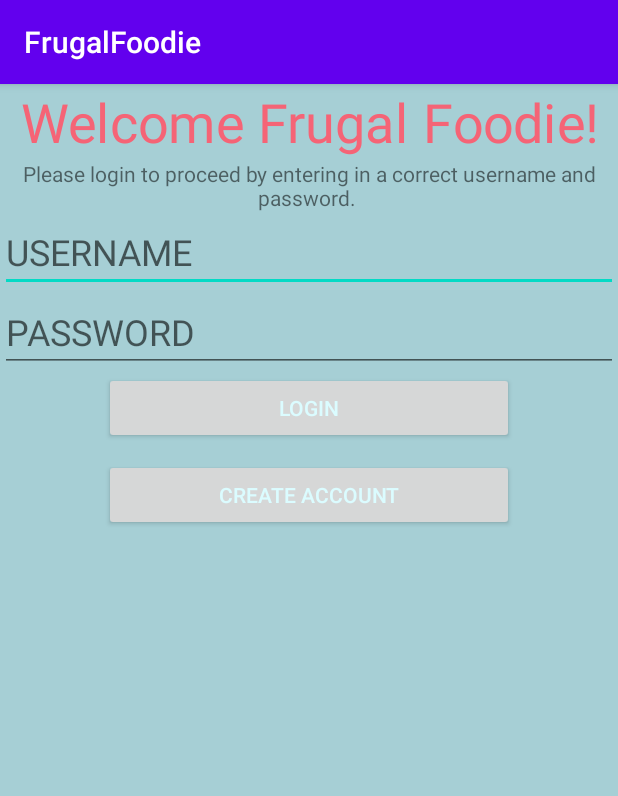
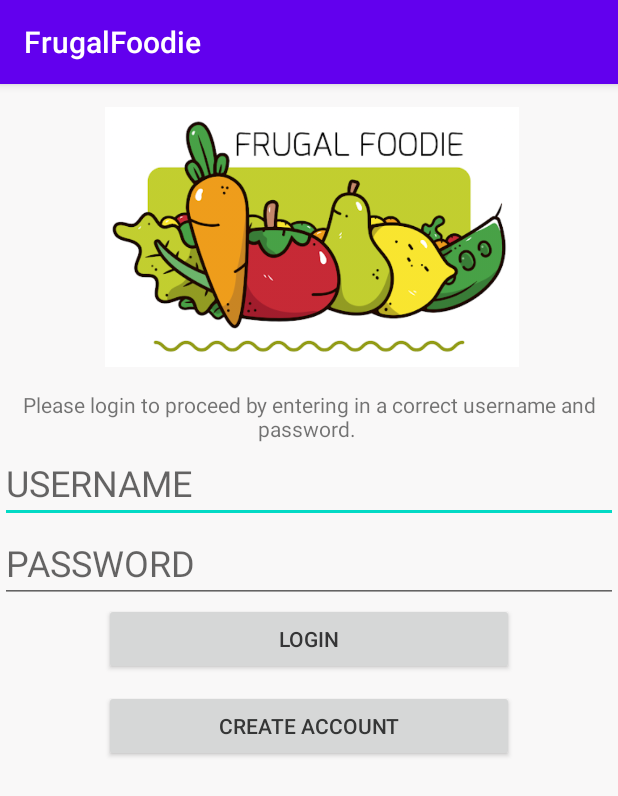
Before and after one commit to charliekid/FrugalFoodie, an Android app: the screen it shows after launch (MainActivity), on a phone screen of 412 x 824 dp. Shown: the top 796 px of the screen. Run offline under Robolectric (Android 15) with nearby library versions, the phone set to English and light mode, and no system bars; our stand-ins replace Room's generated code.

Commit message:
RecipeDAOTests, Added Back and Home buttons (ViewRecipePage), made it prettier - Debbie

```diff
--- a/app/src/main/res/layout/activity_landing_page.xml
+++ b/app/src/main/res/layout/activity_landing_page.xml
@@ -10,6 +10,7 @@
         android:id="@+id/upload"
         android:layout_width="match_parent"
         android:layout_height="wrap_content"
+        android:layout_marginTop="5dp"
         android:text="Upload Recipe" />
 
     <Button
--- a/app/src/main/res/layout/activity_main.xml
+++ b/app/src/main/res/layout/activity_main.xml
@@ -1,22 +1,20 @@
 <?xml version="1.0" encoding="utf-8"?>
 <LinearLayout xmlns:android="http://schemas.android.com/apk/res/android"
+    xmlns:app="http://schemas.android.com/apk/res-auto"
     xmlns:tools="http://schemas.android.com/tools"
     android:layout_width="match_parent"
     android:layout_height="match_parent"
-    android:background="#A6CFD5"
+    android:background="#F9F8F8"
     android:orientation="vertical"
     tools:context=".MainActivity">
 
 
-    <TextView
-        android:layout_width="match_parent"
-        android:layout_height="50dp"
-        android:gravity="center"
-        android:scaleX="2"
-        android:scaleY="2"
-        android:text="Welcome Frugal Foodie!"
-        android:textColor="#F56476"
-        android:textSize="18sp" />
+    <ImageView
+        android:id="@+id/imageView2"
+        android:layout_width="346dp"
+        android:layout_height="204dp"
+        android:paddingLeft="70dp"
+        app:srcCompat="@drawable/frugalfoodie" />
 
     <TextView
         android:layout_width="match_parent"
@@ -46,7 +44,7 @@
 
 
         android:text="Login"
-        android:textColor="#DBFCFF" />
+        android:textColor="#353536" />
 
     <TextView
         android:layout_width="match_parent"
@@ -61,6 +59,6 @@
 
 
         android:text="CREATE ACCOUNT"
-        android:textColor="#DBFCFF" />
+        android:textColor="#353636" />
 
 </LinearLayout>
--- a/app/src/main/res/layout/activity_upload_recipe.xml
+++ b/app/src/main/res/layout/activity_upload_recipe.xml
@@ -21,8 +21,9 @@
         android:layout_width="match_parent"
         android:layout_height="wrap_content"
         android:ems="10"
+        android:hint="name"
         android:inputType="textPersonName"
-        android:hint="name" />
+        android:paddingTop="20dp" />
 
     <EditText
         android:id="@+id/INgredients"
```
Also changed, not shown: app/src/main/java/com/example/frugalfoodie/ViewRecipe.java (+8 -0 lines), app/src/main/res/layout/activity_create_account.xml (+15 -1 lines), app/src/main/res/layout/practice.xml (deleted, +0 -19 lines), app/src/main/res/drawable/frugalfoodie.png (added), 1 other file.
